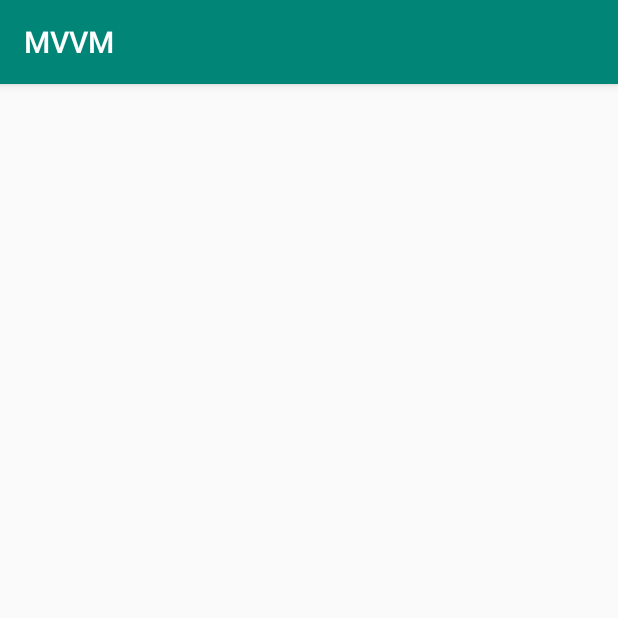
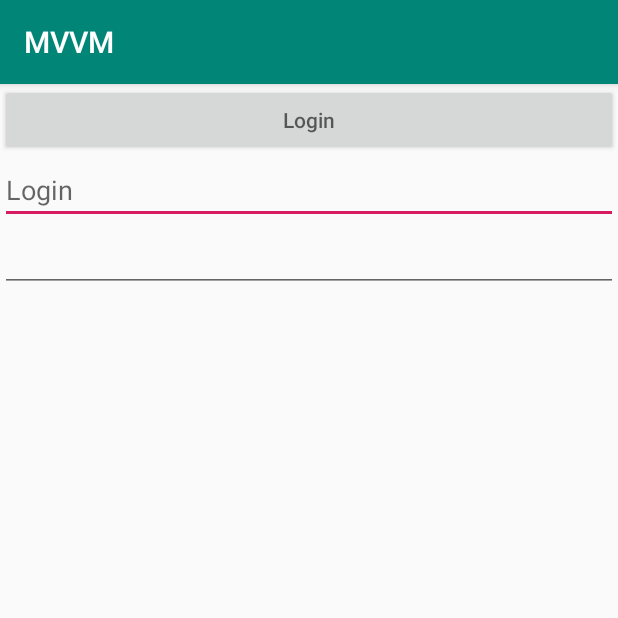
Before and after one commit to tut195/AndroidLesson7Architecture, an Android app: the MvvmActivity screen opened directly, with no data from a screen before it, on a phone screen of 412 x 824 dp, the top half of it. Run offline under Robolectric (Android 15) with nearby library versions, the phone set to English and light mode, and no system bars; our stand-ins replace data binding.

Commit message:
some changes on lesson;

```diff
--- a/app/build.gradle
+++ b/app/build.gradle
@@ -21,6 +21,10 @@ android {
     compileOptions {
         sourceCompatibility JavaVersion.VERSION_1_8
         targetCompatibility JavaVersion.VERSION_1_8
+    }
+
+    dataBinding {
+        enabled = true
     }
 }
 
--- a/app/src/main/java/com/babenkovladimir/androidlesson7architecture/mvp/mvp_moxyx/IUserLoginMoxyView.java
+++ b/app/src/main/java/com/babenkovladimir/androidlesson7architecture/mvp/mvp_moxyx/IUserLoginMoxyView.java
@@ -3,6 +3,7 @@ package com.babenkovladimir.androidlesson7architecture.mvp.mvp_moxyx;
 import com.babenkovladimir.androidlesson7architecture.mvp.mvp_moxyx.base.BaseMoxyView;
 import com.babenkovladimir.androidlesson7architecture.mvp.mvp_user_login.entity.User;
 
+//public interface IUserLoginMoxyView extends MvpView {
 public interface IUserLoginMoxyView extends BaseMoxyView {
 
   void showWarningMessage();
--- a/app/src/main/java/com/babenkovladimir/androidlesson7architecture/mvp/mvp_moxyx/UserLoginMoxyActivity.java
+++ b/app/src/main/java/com/babenkovladimir/androidlesson7architecture/mvp/mvp_moxyx/UserLoginMoxyActivity.java
@@ -14,6 +14,7 @@ import com.babenkovladimir.androidlesson7architecture.mvp.mvp_moxyx.base.BaseMox
 import com.babenkovladimir.androidlesson7architecture.mvp.mvp_moxyx.impl.UserLoginMoxyPresenterImpl;
 import com.babenkovladimir.androidlesson7architecture.mvp.mvp_user_login.entity.User;
 
+//public class UserLoginMoxyActivity extends MvpAppCompatActivity implements IUserLoginMoxyView {
 public class UserLoginMoxyActivity extends BaseMoxyActivity implements IUserLoginMoxyView {
 
   // Variables
@@ -48,7 +49,6 @@ public class UserLoginMoxyActivity extends BaseMoxyActivity implements IUserLogi
     mUserLogin.addTextChangedListener(new TextWatcher() {
       @Override
       public void beforeTextChanged(CharSequence charSequence, int i, int i1, int i2) {
-
       }
 
       @Override
@@ -84,7 +84,7 @@ public class UserLoginMoxyActivity extends BaseMoxyActivity implements IUserLogi
 
   // Implementation
 
-// View implementation
+// MyView implementation
 
   @Override
   public void showWarningMessage() {
--- /dev/null
+++ b/app/src/main/java/com/babenkovladimir/androidlesson7architecture/mvp/mvp_moxyx/mvp_description/PresenterImpl.java
@@ -0,0 +1,6 @@
+package com.babenkovladimir.androidlesson7architecture.mvp.mvp_moxyx.mvp_description;
+
+public class PresenterImpl extends Presenter<MyView> {
+
+
+}
--- a/app/src/main/java/com/babenkovladimir/androidlesson7architecture/mvp/mvp_survive_rotate/IntroActivity.java
+++ b/app/src/main/java/com/babenkovladimir/androidlesson7architecture/mvp/mvp_survive_rotate/IntroActivity.java
@@ -1,6 +1,7 @@
 package com.babenkovladimir.androidlesson7architecture.mvp.mvp_survive_rotate;
 
 import android.os.Bundle;
+import android.util.Log;
 import android.view.View;
 import android.widget.TextView;
 import androidx.appcompat.app.AppCompatActivity;
@@ -19,6 +20,7 @@ public class IntroActivity extends AppCompatActivity implements IntroMvp.View {
     setContentView(R.layout.activity_intro2);
     bindViews();
     attachPresenter();
+    Log.d("TAGA","on create" + this.hashCode());
   }
 
   private void attachPresenter() {
@@ -27,12 +29,15 @@ public class IntroActivity extends AppCompatActivity implements IntroMvp.View {
       presenter = new IntroPresenter();
     }
     presenter.attachView(this);
+    Log.d("TAGA","presenter hash code - "+ presenter.hashCode());
   }
 
   @Override
   protected void onDestroy() {
     presenter.detachView();
     super.onDestroy();
+
+    Log.d("TAGA","on destroy" + this.hashCode());
   }
 
   @Override
--- a/app/src/main/java/com/babenkovladimir/androidlesson7architecture/mvp/mvp_survive_rotate/IntroPresenter.java
+++ b/app/src/main/java/com/babenkovladimir/androidlesson7architecture/mvp/mvp_survive_rotate/IntroPresenter.java
@@ -2,7 +2,12 @@ package com.babenkovladimir.androidlesson7architecture.mvp.mvp_survive_rotate;
 
 class IntroPresenter implements IntroMvp.Presenter {
 
+  // MyView
+
   private IntroMvp.View view;
+
+  // Model
+
   private int count;
 
   @Override
--- a/app/src/main/java/com/babenkovladimir/androidlesson7architecture/mvp/mvp_user_login/UserLoginContract.java
+++ b/app/src/main/java/com/babenkovladimir/androidlesson7architecture/mvp/mvp_user_login/UserLoginContract.java
@@ -6,11 +6,13 @@ public interface UserLoginContract {
 
   interface View {
 
-    void showWarningMessage();
+    void showWarningPopup();
 
     void showSuccessPopup();
 
     void updateFields(User user);
+
+    void navigateNextScreen();
   }
 
   interface Presenter {
--- a/app/src/main/java/com/babenkovladimir/androidlesson7architecture/mvvm/MvvmActivity.java
+++ b/app/src/main/java/com/babenkovladimir/androidlesson7architecture/mvvm/MvvmActivity.java
@@ -1,23 +1,51 @@
 package com.babenkovladimir.androidlesson7architecture.mvvm;
 
+import android.content.Context;
 import android.os.Bundle;
+import androidx.appcompat.app.AlertDialog.Builder;
 import androidx.appcompat.app.AppCompatActivity;
+import androidx.databinding.DataBindingUtil;
+import androidx.lifecycle.Observer;
 import androidx.lifecycle.ViewModelProviders;
 import com.babenkovladimir.androidlesson7architecture.R;
+import com.babenkovladimir.androidlesson7architecture.databinding.ActivityMvvmBinding;
 
 public class MvvmActivity extends AppCompatActivity {
 
   MyViewModel mModel;
+  private Context mContext = this;
 
   @Override
   protected void onCreate(Bundle savedInstanceState) {
     super.onCreate(savedInstanceState);
-    setContentView(R.layout.activity_mvvm);
 
-    initViewModel();
+    ActivityMvvmBinding binding = DataBindingUtil.setContentView(this, R.layout.activity_mvvm);
+    mModel = ViewModelProviders.of(this).get(MyViewModel.class);
+    binding.setViewModel(mModel);
+    binding.setLifecycleOwner(this);
+    getLifecycle().addObserver(mModel);
+
+    setupListeners();
   }
 
-  private void initViewModel() {
-    mModel = ViewModelProviders.of(this).get(MyViewModel.class);
+  private void setupListeners() {
+
+    mModel.someEvent.observe_(this, new Observer<Object>() {
+
+      @Override
+      public void onChanged(Object o) {
+        new Builder(mContext)
+            .setTitle(getByRes(R.string.congrats))
+            .setMessage("You shell pass!")
+            .setCancelable(true)
+            .show();
+      }
+    });
   }
+
+  private String getByRes(int res){
+//    return this.getString(res);
+    return mContext.getString(res);
+  }
+
 }
--- a/app/src/main/java/com/babenkovladimir/androidlesson7architecture/mvvm/MyViewModel.java
+++ b/app/src/main/java/com/babenkovladimir/androidlesson7architecture/mvvm/MyViewModel.java
@@ -1,7 +1,46 @@
 package com.babenkovladimir.androidlesson7architecture.mvvm;
 
+import android.util.Log;
+import androidx.databinding.ObservableField;
+import androidx.lifecycle.Lifecycle.Event;
+import androidx.lifecycle.LifecycleObserver;
+import androidx.lifecycle.LiveData;
+import androidx.lifecycle.MutableLiveData;
+import androidx.lifecycle.OnLifecycleEvent;
 import androidx.lifecycle.ViewModel;
 
-public class MyViewModel extends ViewModel {
+public class MyViewModel extends ViewModel implements LifecycleObserver {
+
+
+  LiveData<String> mLogin = new MutableLiveData<>();
+
+  private ObservableField<String> password = new ObservableField<String>();
+
+
+  public ObservableField<String> getPassword() {
+    return password;
+  }
+
+  public void setPassword(ObservableField<String> password) {
+    this.password = password;
+  }
+
+  SingleLiveEvent<Object> someEvent = new SingleLiveEvent<>();
+
+  @OnLifecycleEvent(Event.ON_CREATE)
+  public void onC() {
+    Log.d("TAGAA", "on viewModel Create");
+  }
+
+  @OnLifecycleEvent(Event.ON_DESTROY)
+  public void onD() {
+    Log.d("TAGAA", "on viewModel Destroy");
+  }
+
+
+  public void onButtonLoginClick() {
+    someEvent.call();
+
+  }
 
 }
--- /dev/null
+++ b/app/src/main/java/com/babenkovladimir/androidlesson7architecture/mvvm/SingleLiveEvent.java
@@ -0,0 +1,54 @@
+package com.babenkovladimir.androidlesson7architecture.mvvm;
+
+import android.util.Log;
+import androidx.annotation.MainThread;
+import androidx.annotation.NonNull;
+import androidx.annotation.Nullable;
+import androidx.lifecycle.LifecycleOwner;
+import androidx.lifecycle.MutableLiveData;
+import androidx.lifecycle.Observer;
+import java.util.concurrent.atomic.AtomicBoolean;
+
+/**
+ * A lifecycle-aware observable that sends only new updates after subscription, used for events like navigation and Snackbar messages. <p> This avoids a common problem with events:
+ * on configuration change (like rotation) an update can be emitted if the observer is active. This LiveData only calls the observable if there's an explicit call to setValue() or
+ * call(). <p> Note that only one observer is going to be notified of changes.
+ */
+public class SingleLiveEvent<T> extends MutableLiveData<T> {
+
+  private static final String TAG = "SingleLiveEvent";
+
+  private final AtomicBoolean mPending = new AtomicBoolean(false);
+
+  @MainThread
+  public void observe_(@NonNull LifecycleOwner owner, @NonNull final Observer<T> observer) {
+
+    if (hasActiveObservers()) {
+      Log.w(TAG, "Multiple observers registered but only one will be notified of changes.");
+    }
+
+    // Observe the internal MutableLiveData
+    super.observe(owner, new Observer<T>() {
+      @Override
+      public void onChanged(T t) {
+        if (mPending.compareAndSet(true, false)) {
+          observer.onChanged(t);
+        }
+      }
+    });
+  }
+
+  @MainThread
+  public void setValue(@Nullable T t) {
+    mPending.set(true);
+    super.setValue(t);
+  }
+
+  /**
+   * Used for cases where T is Void, to make calls cleaner.
+   */
+  @MainThread
+  public void call() {
+    setValue(null);
+  }
+}
--- a/app/src/main/res/layout/activity_mvvm.xml
+++ b/app/src/main/res/layout/activity_mvvm.xml
@@ -1,9 +1,48 @@
 <?xml version="1.0" encoding="utf-8"?>
-<androidx.constraintlayout.widget.ConstraintLayout xmlns:android="http://schemas.android.com/apk/res/android"
-  xmlns:app="http://schemas.android.com/apk/res-auto"
-  xmlns:tools="http://schemas.android.com/tools"
-  android:layout_width="match_parent"
-  android:layout_height="match_parent"
-  tools:context=".mvvm.MvvmActivity">
 
-</androidx.constraintlayout.widget.ConstraintLayout>
+<layout xmlns:android="http://schemas.android.com/apk/res/android"
+  xmlns:tools="http://schemas.android.com/tools">
+
+  <LinearLayout
+    android:layout_width="match_parent"
+    android:layout_height="match_parent"
+    android:orientation="vertical"
+    tools:context=".mvp.mvp_user_login.UserLoginActivity">
+
+
+    <Button
+      android:id="@+id/btLogin"
+      android:layout_width="match_parent"
+      android:layout_height="wrap_content"
+      android:hint="Login"
+      android:onClick="@{()-> viewModel.onButtonLoginClick()}"
+      android:textAllCaps="false" />
+
+    <EditText
+      android:id="@+id/etUserLogin"
+      android:layout_width="match_parent"
+      android:layout_height="wrap_content"
+      android:hint="Login"/>
+
+    <EditText
+      android:id="@+id/etPassword"
+      android:layout_width="match_parent"
+      android:layout_height="wrap_content"
+      android:text="@{viewModel.password}"
+
+
+
+      android:inputType="textPassword" />
+
+  </LinearLayout>
+
+
+  <data>
+    <variable
+      name="viewModel"
+      type="com.babenkovladimir.androidlesson7architecture.mvvm.MyViewModel" />
+
+  </data>
+
+
+</layout>
--- a/app/src/main/res/values/strings.xml
+++ b/app/src/main/res/values/strings.xml
@@ -9,4 +9,5 @@
   <string name="invalid_username">Not a valid username</string>
   <string name="invalid_password">Password must be >5 characters</string>
   <string name="login_failed">"Login failed"</string>
+  <string name="congrats">Congrats!</string>
 </resources>
```
Also changed, not shown: app/src/main/java/com/babenkovladimir/androidlesson7architecture/mvp/mvp_moxyx/base/BaseMoxyActivity.java (+11 -0 lines), app/src/main/java/com/babenkovladimir/androidlesson7architecture/mvp/mvp_moxyx/mvp_description/MyView.java (added, +7 -0 lines), app/src/main/java/com/babenkovladimir/androidlesson7architecture/mvp/mvp_moxyx/mvp_description/Presenter.java (added, +16 -0 lines), app/src/main/java/com/babenkovladimir/androidlesson7architecture/mvp/mvp_user_login/IUserRepository.java (added, +9 -0 lines), app/src/main/java/com/babenkovladimir/androidlesson7architecture/mvp/mvp_user_login/UserLoginActivity.java (+15 -2 lines), app/src/main/java/com/babenkovladimir/androidlesson7architecture/mvp/mvp_user_login/UserLoginPresenter.java (+9 -3 lines), app/src/main/java/com/babenkovladimir/androidlesson7architecture/mvp/mvp_user_login/utils/IValidator.java (added, +9 -0 lines), app/src/main/java/com/babenkovladimir/androidlesson7architecture/mvvm/Event.kt (added, +27 -0 lines).
